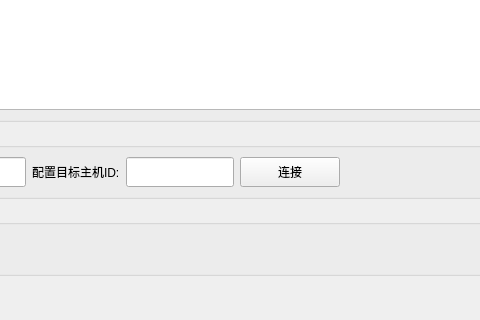
First picture: the form in mainwindow.ui, repository jercylew/tkt-mesh-configure-helper, before the edit; both pictures show x 374 to 854 and y 387 to 707 of the 1053 by 707 pixel window.
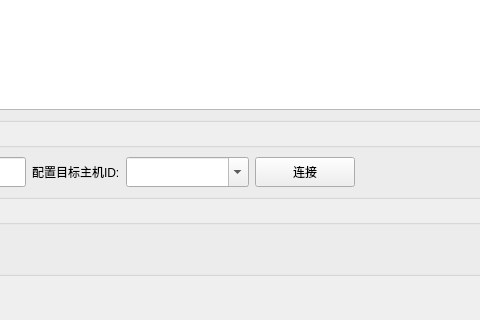
Second picture: the form after the edit. Custom widgets are drawn as their Qt base class.

Commit message: Add new sensor of ozone, add list of hostid for cloud config

What changed in the file:
```diff
--- a/mainwindow.ui
+++ b/mainwindow.ui
@@ -296,9 +296,9 @@
             </widget>
            </item>
            <item>
-            <widget class="QLineEdit" name="lineCloudConfigTargetHostID">
+            <widget class="QComboBox" name="cmbTargetHostId">
              <property name="sizePolicy">
-              <sizepolicy hsizetype="Preferred" vsizetype="Fixed">
+              <sizepolicy hsizetype="Expanding" vsizetype="Fixed">
                <horstretch>0</horstretch>
                <verstretch>0</verstretch>
               </sizepolicy>
@@ -309,6 +309,12 @@
                <height>30</height>
               </size>
              </property>
+             <property name="locale">
+              <locale language="Chinese" country="China"/>
+             </property>
+             <property name="editable">
+              <bool>true</bool>
+             </property>
             </widget>
            </item>
            <item>
```
Left out of the diff: 2 changed lines with no effect on the pictures. The commit also changes 16 other files.
